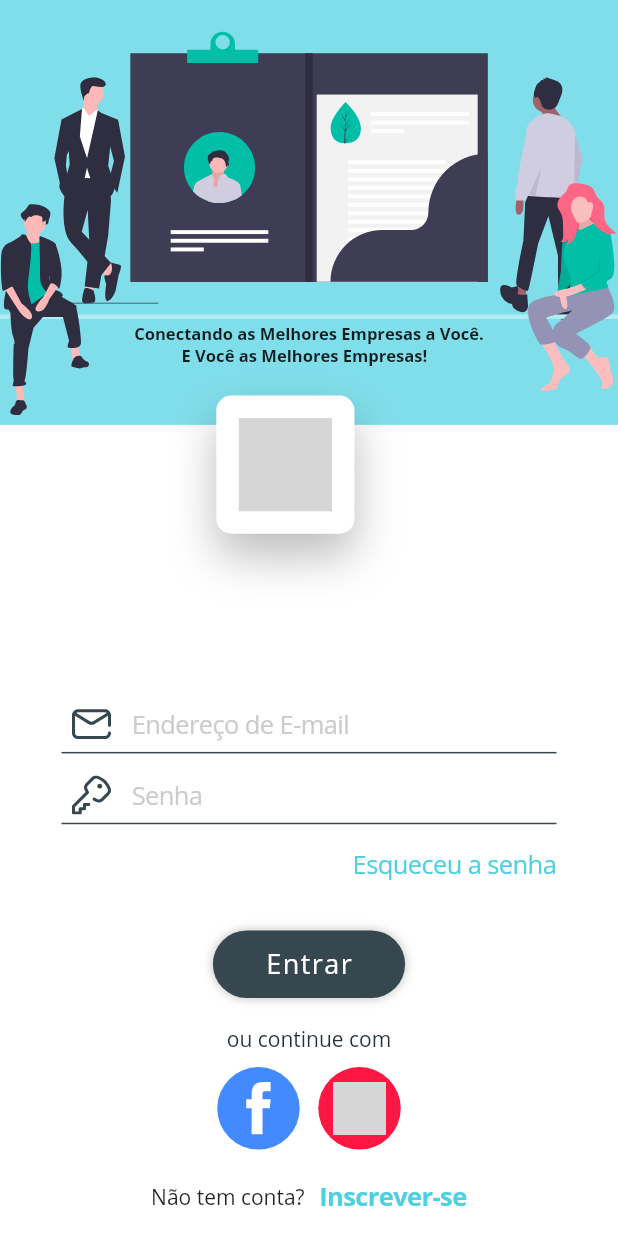
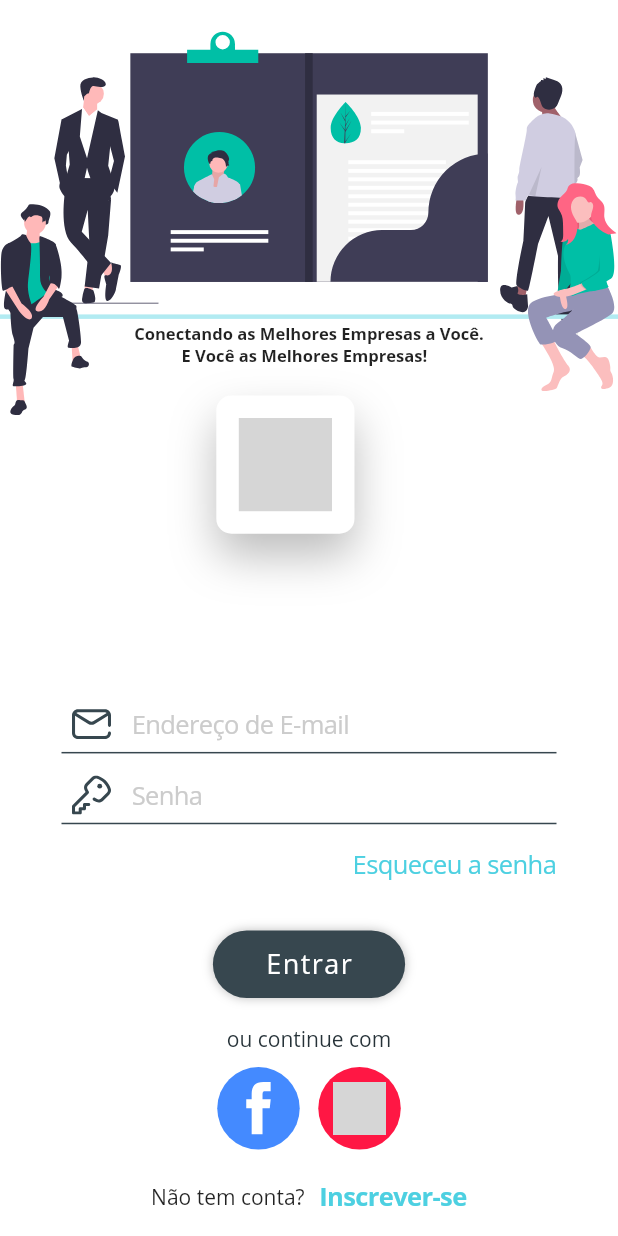
Before and after one commit to NylRJ/VenturaHR, a Flutter app: the LoginPage screen opened directly, on a phone screen of 412 x 824 dp. Run offline on Flutter 3.47's test engine with Material 2 defaults, Android fonts, the phone set to English and light mode, and no system bars; our stand-ins replace after_layout, cloud_firestore, firebase_auth, flutter_svg, parse_server_sdk; accounts and stored records are empty; grey boxes are pictures that could not be loaded.

Commit message:
partindo para Sprint 2

```diff
--- a/ventura_rh/lib/screens/login/components/welcome.dart
+++ b/ventura_rh/lib/screens/login/components/welcome.dart
@@ -17,7 +17,7 @@ class Welcome extends StatelessWidget {
       child: LayoutBuilder(
         builder: (_, constraints) {
           return Container(
-            color: const Color.fromARGB(255, 128, 222, 234),
+            color:  Colors.white,
             child: Stack(
               children: [
                 Positioned(
--- a/ventura_rh/lib/screens/login/login_page.dart
+++ b/ventura_rh/lib/screens/login/login_page.dart
@@ -70,7 +70,16 @@ class _LoginPageState extends State<LoginPage> with AfterLayoutMixin {
               return Row(
                 children: <Widget>[
                   Expanded(
-                    child: Welcome(),
+                    child: SingleChildScrollView(
+                      physics: NeverScrollableScrollPhysics(),
+                      child: Container(
+                        height:  responsive.height,
+
+                        child: Center(
+                            child: Welcome(),
+                        ),
+                      ),
+                    ),
                   ),
 
                   Expanded(
```
